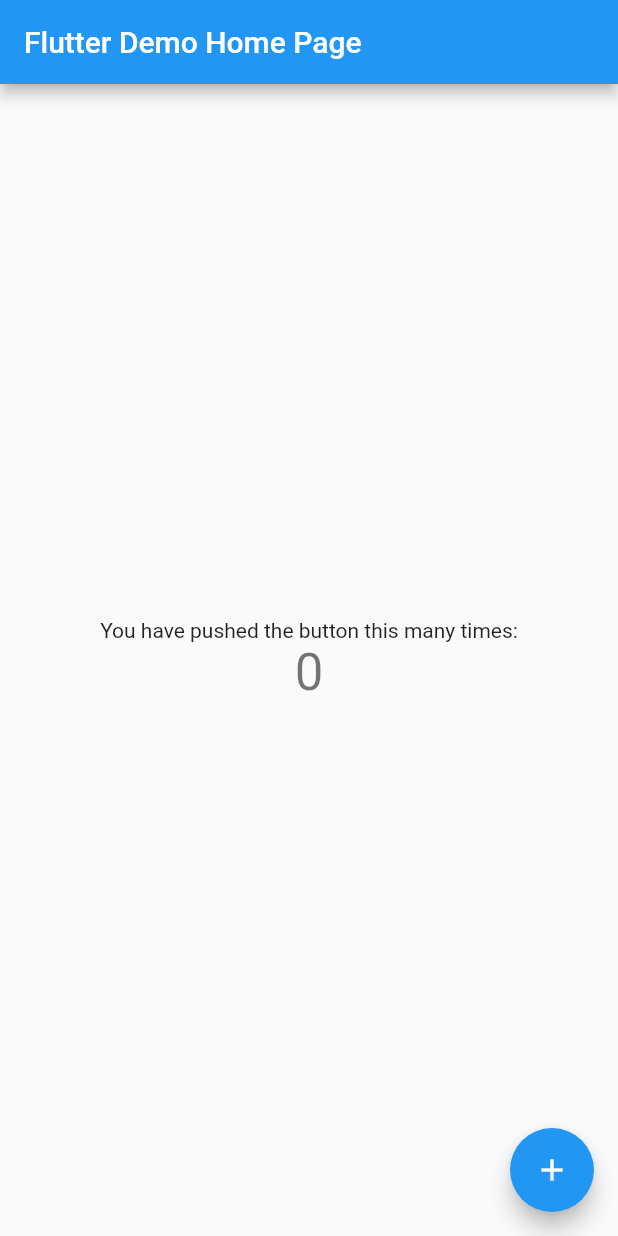
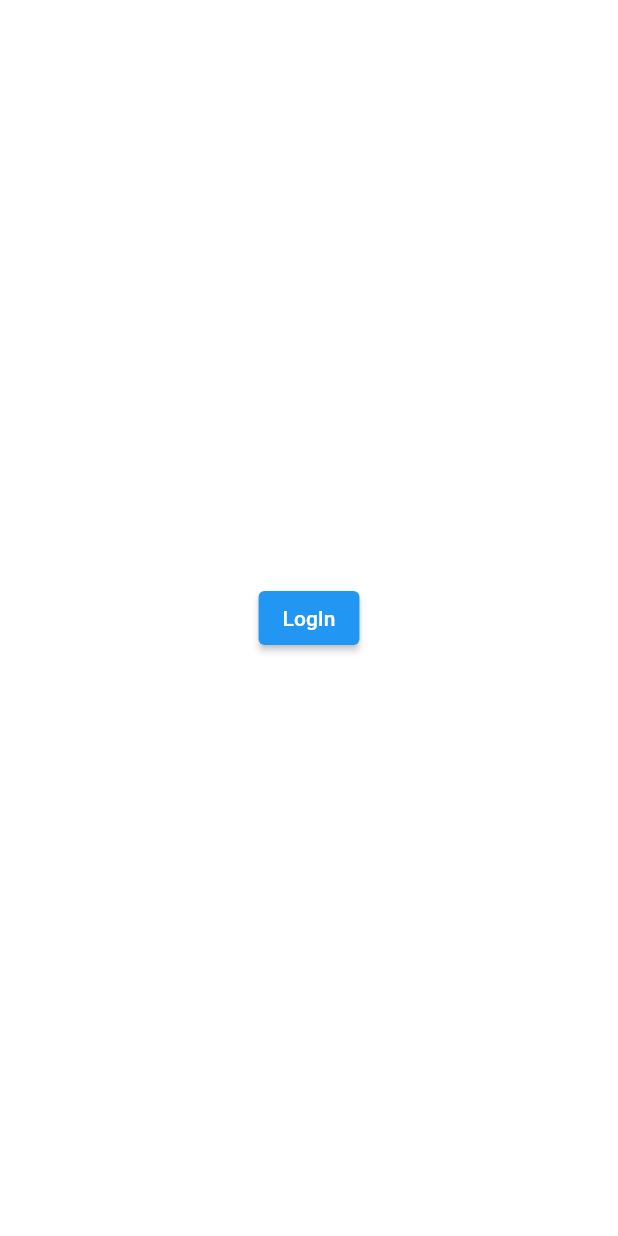
Before and after one commit to Adoniaskidane/Flutter, a Flutter app: the screen it shows after launch, on a phone screen of 412 x 824 dp. Run offline on Flutter 3.47's test engine with Material 2 defaults, Android fonts, the phone set to English and light mode, and no system bars.

Commit message:
Pages are created

```diff
--- /dev/null
+++ b/lib/Pages/signup.dart
@@ -0,0 +1 @@
+import 'package:flutter/material.dart';
--- /dev/null
+++ b/lib/Pages/welcomepage.dart
@@ -0,0 +1,23 @@
+// ignore_for_file: avoid_unnecessary_containers, prefer_const_constructors
+
+import 'package:bunamedia/Pages/signin.dart';
+import 'package:flutter/material.dart';
+
+class WelcomPage extends StatelessWidget {
+  const WelcomPage({ Key? key }) : super(key: key);
+
+  @override
+  Widget build(BuildContext context) {
+    return Container(
+     child: Center(
+       child: ElevatedButton(
+         onPressed: (){
+          Navigator.pop(context);
+          Navigator.push(context,MaterialPageRoute(builder: (context) =>const SignInPage()));
+         },
+         child: Text("LogIn")
+         ),
+       ),
+     );
+  }
+}
--- a/lib/main.dart
+++ b/lib/main.dart
@@ -1,3 +1,6 @@
+import 'package:bunamedia/Pages/homepage.dart';
+import 'package:bunamedia/Pages/signin.dart';
+import 'package:bunamedia/Pages/welcomepage.dart';
 import 'package:flutter/material.dart';
 
 void main() {
@@ -11,105 +14,12 @@
   @override
   Widget build(BuildContext context) {
     return MaterialApp(
+      debugShowCheckedModeBanner: false,
       title: 'Flutter Demo',
       theme: ThemeData(
-        // This is the theme of your application.
-        //
-        // Try running your application with "flutter run". You'll see the
-        // application has a blue toolbar. Then, without quitting the app, try
-        // changing the primarySwatch below to Colors.green and then invoke
-        // "hot reload" (press "r" in the console where you ran "flutter run",
-        // or simply save your changes to "hot reload" in a Flutter IDE).
-        // Notice that the counter didn't reset back to zero; the application
-        // is not restarted.
         primarySwatch: Colors.blue,
       ),
-      home: const MyHomePage(title: 'Flutter Demo Home Page'),
+      home: const WelcomPage(),
     );
   }
 }
-
-class MyHomePage extends StatefulWidget {
-  const MyHomePage({Key? key, required this.title}) : super(key: key);
-
-  // This widget is the home page of your application. It is stateful, meaning
-  // that it has a State object (defined below) that contains fields that affect
-  // how it looks.
-
-  // This class is the configuration for the state. It holds the values (in this
-  // case the title) provided by the parent (in this case the App widget) and
-  // used by the build method of the State. Fields in a Widget subclass are
-  // always marked "final".
-
-  final String title;
-
-  @override
-  State<MyHomePage> createState() => _MyHomePageState();
-}
-
-class _MyHomePageState extends State<MyHomePage> {
-  int _counter = 0;
-
-  void _incrementCounter() {
-    setState(() {
-      // This call to setState tells the Flutter framework that something has
-      // changed in this State, which causes it to rerun the build method below
-      // so that the display can reflect the updated values. If we changed
-      // _counter without calling setState(), then the build method would not be
-      // called again, and so nothing would appear to happen.
-      _counter++;
-    });
-  }
-
-  @override
-  Widget build(BuildContext context) {
-    // This method is rerun every time setState is called, for instance as done
-    // by the _incrementCounter method above.
-    //
-    // The Flutter framework has been optimized to make rerunning build methods
-    // fast, so that you can just rebuild anything that needs updating rather
-    // than having to individually change instances of widgets.
-    return Scaffold(
-      appBar: AppBar(
-        // Here we take the value from the MyHomePage object that was created by
-        // the App.build method, and use it to set our appbar title.
-        title: Text(widget.title),
-      ),
-      body: Center(
-        // Center is a layout widget. It takes a single child and positions it
-        // in the middle of the parent.
-        child: Column(
-          // Column is also a layout widget. It takes a list of children and
-          // arranges them vertically. By default, it sizes itself to fit its
-          // children horizontally, and tries to be as tall as its parent.
-          //
-          // Invoke "debug painting" (press "p" in the console, choose the
-          // "Toggle Debug Paint" action from the Flutter Inspector in Android
-          // Studio, or the "Toggle Debug Paint" command in Visual Studio Code)
-          // to see the wireframe for each widget.
-          //
-          // Column has various properties to control how it sizes itself and
-          // how it positions its children. Here we use mainAxisAlignment to
-          // center the children vertically; the main axis here is the vertical
-          // axis because Columns are vertical (the cross axis would be
-          // horizontal).
-          mainAxisAlignment: MainAxisAlignment.center,
-          children: <Widget>[
-            const Text(
-              'You have pushed the button this many times:',
-            ),
-            Text(
-              '$_counter',
-              style: Theme.of(context).textTheme.headline4,
-            ),
-          ],
-        ),
-      ),
-      floatingActionButton: FloatingActionButton(
-        onPressed: _incrementCounter,
-        tooltip: 'Increment',
-        child: const Icon(Icons.add),
-      ), // This trailing comma makes auto-formatting nicer for build methods.
-    );
-  }
-}
```
Also changed, not shown: lib/Pages/homepage.dart (added, +20 -0 lines), lib/Pages/signin.dart (added, +41 -0 lines).
